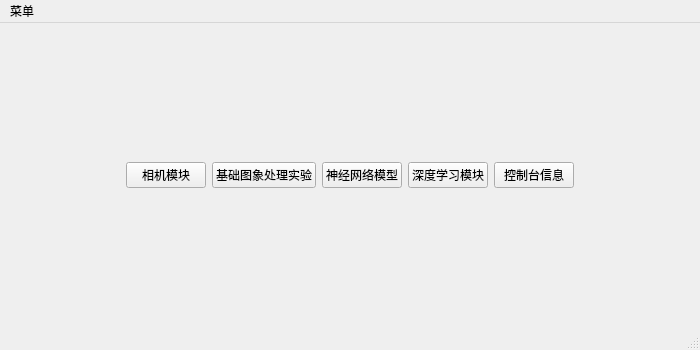
Before: the Qt Designer form src/Resources/UI/mainWindow.ui in Amoo1121/Graduate, drawn with Qt 5.
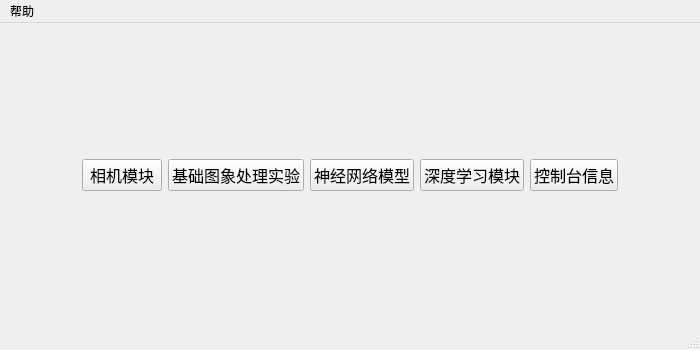
After: the same form once the commit is applied.

```diff
--- a/src/Resources/UI/mainWindow.ui
+++ b/src/Resources/UI/mainWindow.ui
@@ -46,6 +46,12 @@
           <verstretch>0</verstretch>
          </sizepolicy>
         </property>
+        <property name="font">
+         <font>
+          <family>宋体</family>
+          <pointsize>12</pointsize>
+         </font>
+        </property>
         <property name="text">
          <string>相机模块</string>
         </property>
@@ -59,6 +65,12 @@
           <verstretch>0</verstretch>
          </sizepolicy>
         </property>
+        <property name="font">
+         <font>
+          <family>宋体</family>
+          <pointsize>12</pointsize>
+         </font>
+        </property>
         <property name="text">
          <string>基础图象处理实验</string>
         </property>
@@ -72,6 +84,12 @@
           <verstretch>0</verstretch>
          </sizepolicy>
         </property>
+        <property name="font">
+         <font>
+          <family>宋体</family>
+          <pointsize>12</pointsize>
+         </font>
+        </property>
         <property name="text">
          <string>神经网络模型</string>
         </property>
@@ -85,6 +103,12 @@
           <verstretch>0</verstretch>
          </sizepolicy>
         </property>
+        <property name="font">
+         <font>
+          <family>宋体</family>
+          <pointsize>12</pointsize>
+         </font>
+        </property>
         <property name="text">
          <string>深度学习模块</string>
         </property>
@@ -98,6 +122,12 @@
           <verstretch>0</verstretch>
          </sizepolicy>
         </property>
+        <property name="font">
+         <font>
+          <family>宋体</family>
+          <pointsize>12</pointsize>
+         </font>
+        </property>
         <property name="text">
          <string>控制台信息</string>
         </property>
@@ -118,8 +148,13 @@
     </rect>
    </property>
    <widget class="QMenu" name="menu">
+    <property name="font">
+     <font>
+      <pointsize>10</pointsize>
+     </font>
+    </property>
     <property name="title">
-     <string>菜单</string>
+     <string>帮助</string>
     </property>
     <addaction name="about"/>
     <addaction name="actiona"/>
```
Left out of the diff: 12 changed lines with no effect on the pictures.
